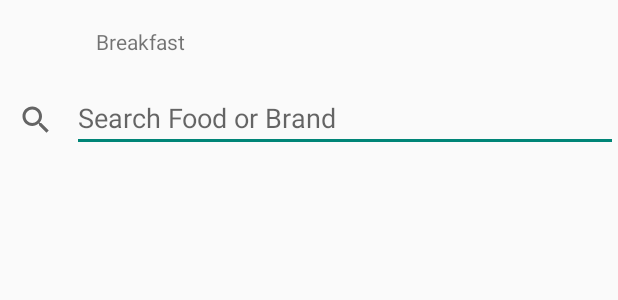
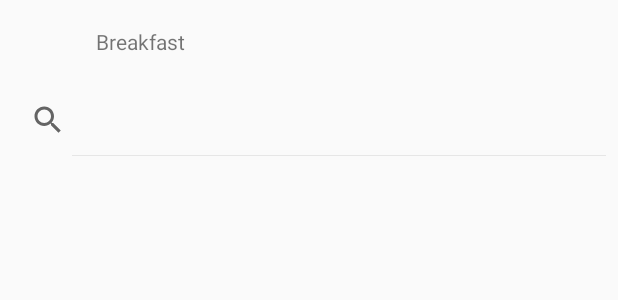
Before and after one commit to fullm3tal/delisus, an Android app: the layout activity_search.xml on its own in the app's theme, with its tools: preview values and no code run, on a phone screen of 412 x 824 dp. Shown: the top 300 px of the screen. Run offline under Robolectric (Android 15) with nearby library versions, the phone set to English and light mode, and no system bars.

```diff
--- a/app/src/main/res/layout/activity_search.xml
+++ b/app/src/main/res/layout/activity_search.xml
@@ -10,7 +10,6 @@
         android:id="@+id/app_searchBar"
         layout="@layout/app_bar_search" />
 
-
     <LinearLayout
         android:layout_width="match_parent"
         android:layout_height="wrap_content"
@@ -19,15 +18,9 @@
 
         <android.support.v7.widget.SearchView
             android:id="@+id/search_view"
-            android:layout_width="wrap_content"
-            android:layout_height="wrap_content"/>
-
-        <EditText
             android:layout_width="match_parent"
             android:layout_height="wrap_content"
-            android:hint="Search Food or Brand"/>
-
-
+            app:iconifiedByDefault="false" />
 
     </LinearLayout>
 
--- a/app/src/main/res/values/strings.xml
+++ b/app/src/main/res/values/strings.xml
@@ -10,6 +10,6 @@
     <string name="sign_out">Sign out</string>
     <string name="sign_out_yes">Yes</string>
     <string name="sign_out_no">No</string>
-    <string name="search_hint">Search My Search</string>
+    <string name="search_hint">Search me Food</string>
     <string name="app_label">Delisus</string>
 </resources>
--- a/app/src/main/res/xml/searchable.xml
+++ b/app/src/main/res/xml/searchable.xml
@@ -2,6 +2,9 @@
 <searchable xmlns:android="http://schemas.android.com/apk/res/android"
     android:label="@string/app_label"
     android:hint="@string/search_hint"
-    android:voiceSearchMode="showVoiceSearchButton|launchRecognizer">
+    android:voiceSearchMode="showVoiceSearchButton|launchRecognizer"
+    android:voiceLanguage="string"
+    android:voicePromptText="string resource"
+    android:voiceLanguageModel="free-form|web_search">
 
 </searchable>
```
Also changed, not shown: app/src/main/AndroidManifest.xml (+6 -1 lines), app/src/main/java/com/example/dakaku/delisus/SearchActivity.java (+23 -3 lines).
